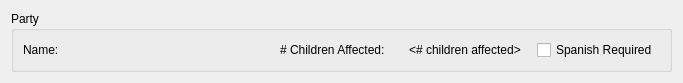
Above: drc/gui/partysummaryform.ui from lansdon/cpts483_drc before the change. Below: the same form after it.
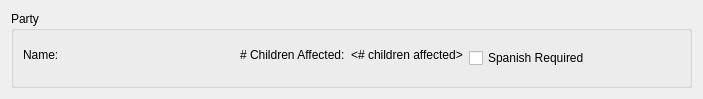
That is the form after the change.

Commit message: Mediator Process Form - Adds toolbar button to open/close recent records. Bigger font for toolbox titles. Manager area added (as per discussion w/ Anne.)

What changed in the file:
```diff
--- a/drc/gui/partysummaryform.ui
+++ b/drc/gui/partysummaryform.ui
@@ -6,55 +6,63 @@
    <rect>
     <x>0</x>
     <y>0</y>
-    <width>683</width>
-    <height>68</height>
+    <width>703</width>
+    <height>99</height>
    </rect>
   </property>
   <property name="maximumSize">
    <size>
     <width>16777215</width>
-    <height>68</height>
+    <height>99</height>
    </size>
   </property>
   <property name="windowTitle">
    <string>Form</string>
   </property>
-  <layout class="QGridLayout" name="gridLayout">
-   <item row="0" column="0">
+  <layout class="QVBoxLayout" name="verticalLayout">
+   <item>
     <widget class="QGroupBox" name="groupBox">
      <property name="title">
       <string>Party</string>
      </property>
-     <layout class="QHBoxLayout" name="horizontalLayout">
-      <item>
+     <layout class="QGridLayout" name="gridLayout_2">
+      <item row="0" column="0">
+       <layout class="QFormLayout" name="formLayout">
+        <item row="0" column="0">
        <widget class="QLabel" name="_nameLabel">
         <property name="text">
          <string>Name: </string>
         </property>
        </widget>
       </item>
-      <item>
+        <item row="0" column="1">
        <widget class="QLabel" name="fullnameLabel">
         <property name="text">
          <string>&lt;fullname here&gt;</string>
         </property>
        </widget>
       </item>
-      <item>
+       </layout>
+      </item>
+      <item row="0" column="1">
+       <layout class="QFormLayout" name="formLayout_2">
+        <item row="0" column="0">
        <widget class="QLabel" name="label">
         <property name="text">
          <string># Children Affected:</string>
         </property>
        </widget>
       </item>
-      <item>
+        <item row="0" column="1">
        <widget class="QLabel" name="childrenLabel">
         <property name="text">
          <string>&lt;# children affected&gt;</string>
         </property>
        </widget>
       </item>
-      <item>
+       </layout>
+      </item>
+      <item row="0" column="4">
        <widget class="QCheckBox" name="spanishCheckbox">
         <property name="text">
          <string>Spanish Required</string>
```
Lines whose indentation alone changed are shown as unchanged. The commit also changes 5 other files.
